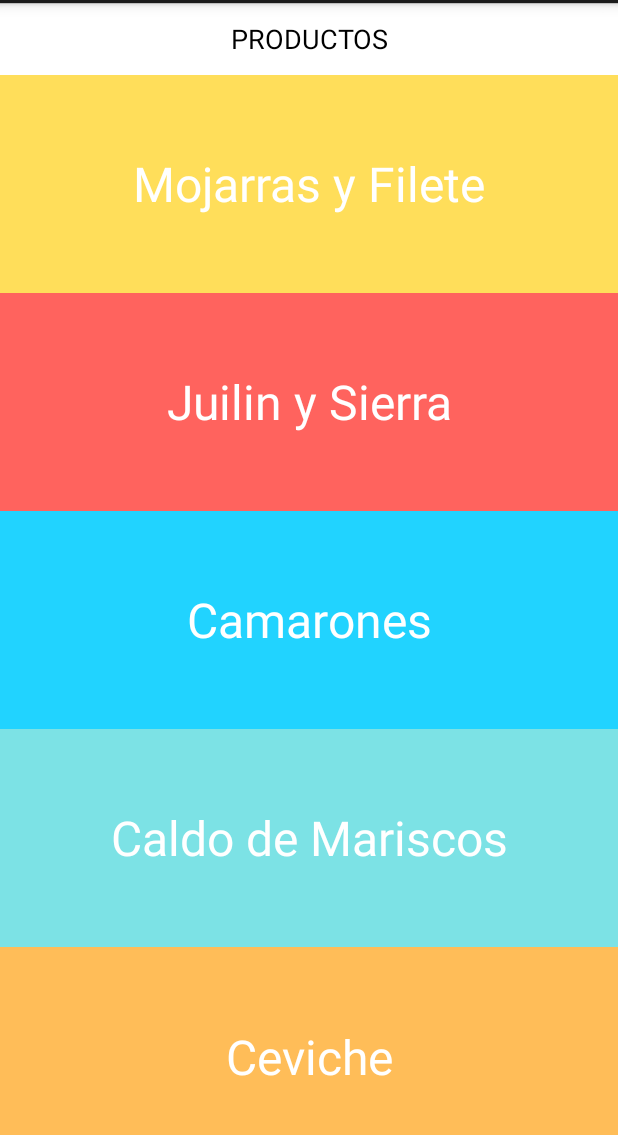
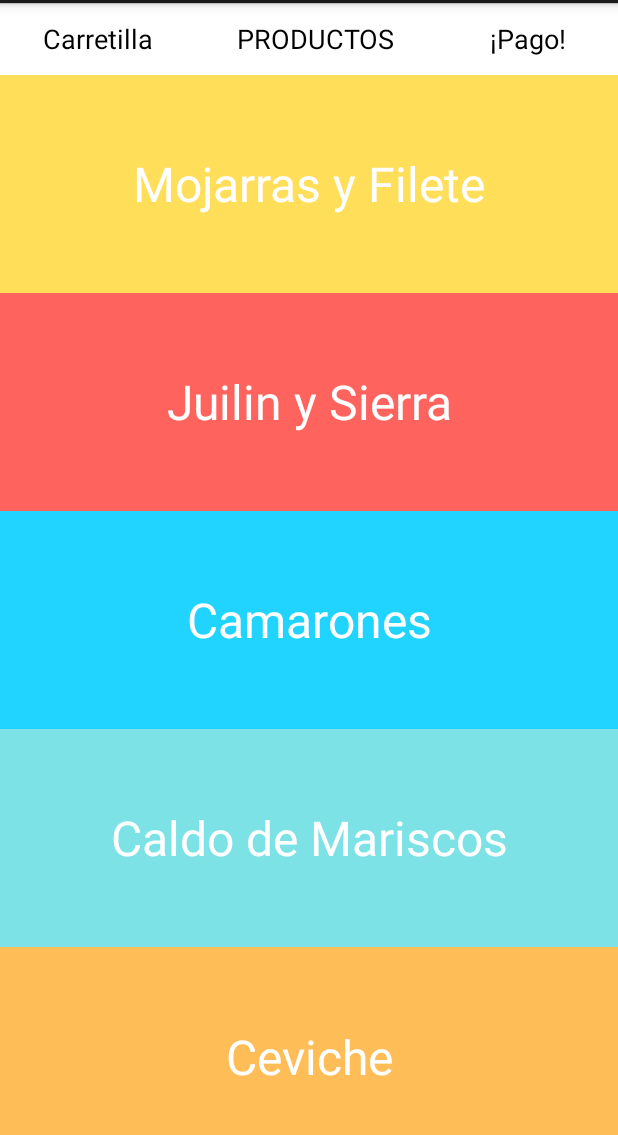
Before and after one commit to melvinrmc/mobile-android-hello-world, an Android app: the CategoriaActivity screen opened directly, with no data from a screen before it, on a phone screen of 412 x 824 dp, the part 69-1204 px from its top. Run offline under Robolectric (Android 15) with nearby library versions, the phone set to English and light mode, and no system bars.

Commit message:
Primera versio de carretilla

```diff
--- a/src/main/java/com/amazonaws/demo/userpreferencesom/Constants.java
+++ b/src/main/java/com/amazonaws/demo/userpreferencesom/Constants.java
@@ -27,6 +27,7 @@ public class Constants {
     public static final String LC_POS_USUARIO = "lc_pos_usuario";
     public static final String LC_POS_CATEGORIA = "lc_pos_categoria";
     public static final String LC_POS_PRODUCTO = "lc_pos_producto";
+    public static final String LC_POS_VENTA = "lc_pos_venta";
 
 
     public static final String LIBRA = "Libra";
--- a/src/main/java/com/codenvy/template/android/CategoriaActivity.java
+++ b/src/main/java/com/codenvy/template/android/CategoriaActivity.java
@@ -6,6 +6,7 @@ import android.os.Bundle;
 import android.view.View;
 import android.widget.Button;
 
+import com.lacasitaapp.bll.CarretillaManager;
 import com.lacasitaapp.dal.DataManager;
 import com.lacasitaapp.dal.Producto;
 
@@ -18,8 +19,9 @@ import java.util.List;
 
 public class CategoriaActivity extends Activity {
 
+
     public static String CATEGORIA_SELECCIONADA = "CATEGORIA_SELECCIONADA";
-
+    public static CarretillaManager carretilla = null;
 
     /**
      * Called when the activity is first created.
--- a/src/main/java/com/codenvy/template/android/DisplayMessageActivity.java
+++ b/src/main/java/com/codenvy/template/android/DisplayMessageActivity.java
@@ -12,10 +12,7 @@ import android.widget.TextView;
 import android.view.ViewGroup;
 import android.widget.Toast;
 
-import com.lacasitaapp.admin.User;
 import com.lacasitaapp.bll.ProductoManager;
-import com.lacasitaapp.bll.Usuario;
-import com.lacasitaapp.dal.Producto;
 
 
 public class DisplayMessageActivity extends Activity {
--- a/src/main/java/com/lacasitaapp/bll/ProductoManager.java
+++ b/src/main/java/com/lacasitaapp/bll/ProductoManager.java
@@ -1,8 +1,5 @@
 package com.lacasitaapp.bll;
 
-import android.provider.ContactsContract;
-
-import com.lacasitaapp.admin.User;
 import com.lacasitaapp.dal.Categoria;
 import com.lacasitaapp.dal.DataManager;
 import com.lacasitaapp.dal.Producto;
--- a/src/main/java/com/lacasitaapp/bll/Usuario.java
+++ b/src/main/java/com/lacasitaapp/bll/UsuarioManager.java
@@ -1,13 +1,13 @@
 package com.lacasitaapp.bll;
 
-import com.lacasitaapp.admin.User;
+import com.lacasitaapp.dal.User;
 import com.lacasitaapp.dal.DataManager;
 
 /**
  * Created by Melvin on 30/12/2016.
  */
 
-public class Usuario {
+public class UsuarioManager {
     public static User doLogin(String pUsuario, String pPassword) {
         User miUsuario = DataManager.buscarUsuario(pUsuario);
         if (miUsuario != null) {
--- a/src/main/java/com/lacasitaapp/dal/DataManager.java
+++ b/src/main/java/com/lacasitaapp/dal/DataManager.java
@@ -8,10 +8,7 @@ import com.amazonaws.mobileconnectors.dynamodbv2.dynamodbmapper.DynamoDBMapper;
 import com.amazonaws.mobileconnectors.dynamodbv2.dynamodbmapper.DynamoDBScanExpression;
 import com.amazonaws.mobileconnectors.dynamodbv2.dynamodbmapper.PaginatedScanList;
 import com.amazonaws.services.dynamodbv2.AmazonDynamoDBClient;
-import com.codenvy.template.android.HelloAndroidActivity;
-import com.lacasitaapp.admin.User;
 import com.amazonaws.demo.userpreferencesom.AmazonClientManager;
-import com.amazonaws.demo.userpreferencesom.DynamoDBManager;
 
 import java.util.ArrayList;
 
--- a/src/main/java/com/lacasitaapp/admin/User.java
+++ b/src/main/java/com/lacasitaapp/dal/User.java
@@ -1,4 +1,4 @@
-package com.lacasitaapp.admin;
+package com.lacasitaapp.dal;
 
 import com.amazonaws.mobileconnectors.dynamodbv2.dynamodbmapper.*;
 import com.amazonaws.demo.userpreferencesom.Constants;
--- a/src/main/res/layout/activity_categorias.xml
+++ b/src/main/res/layout/activity_categorias.xml
@@ -7,13 +7,38 @@
 
     android:weightSum="1">
 
-    <Button
-        android:layout_width="fill_parent"
+    <LinearLayout
+        android:layout_width="match_parent"
         android:layout_height="wrap_content"
-        android:text="PRODUCTOS"
-        android:background="#FFFFFF"
+        android:orientation="horizontal"
+        android:weightSum="0.9">
+        <Button
+            android:layout_width="wrap_content"
+            android:layout_height="wrap_content"
+            android:text="Carretilla"
+            android:background="#FFFFFF"
+            android:textAlignment="center"
+            android:layout_weight="0.3"
+            />
+        <Button
+            android:layout_width="wrap_content"
+            android:layout_height="wrap_content"
+            android:text="PRODUCTOS"
+            android:background="#FFFFFF"
+            android:textAlignment="center"
+            android:layout_weight="0.3"
 
-        />
+            />
+        <Button
+            android:layout_width="wrap_content"
+            android:layout_height="fill_parent"
+            android:text="¡Pago!"
+            android:background="#FFFFFF"
+            android:textAlignment="center"
+            android:layout_weight="0.3"
+            />
+    </LinearLayout>
+
 
     <Button
 
--- a/src/main/res/layout/activity_productos_categoria.xml
+++ b/src/main/res/layout/activity_productos_categoria.xml
@@ -14,9 +14,10 @@
         android:layout_height="wrap_content"
         android:hint="Cantidad"
         android:inputType="numberDecimal"
-        android:digits="9876543210."
         android:visibility="invisible"
         android:textSize="24dp"
+        android:imeOptions="actionDone"
+
         />
 
 
```
Also changed, not shown: src/main/java/com/codenvy/template/android/HelloAndroidActivity.java (+24 -4 lines), src/main/java/com/codenvy/template/android/ProductosCategoriaActivity.java (+25 -0 lines), src/main/java/com/lacasitaapp/bll/CarretillaManager.java (added, +31 -0 lines), src/main/java/com/lacasitaapp/dal/Venta.java (added, +105 -0 lines), src/main/res/layout/activity_main.xml (+6 -2 lines).
